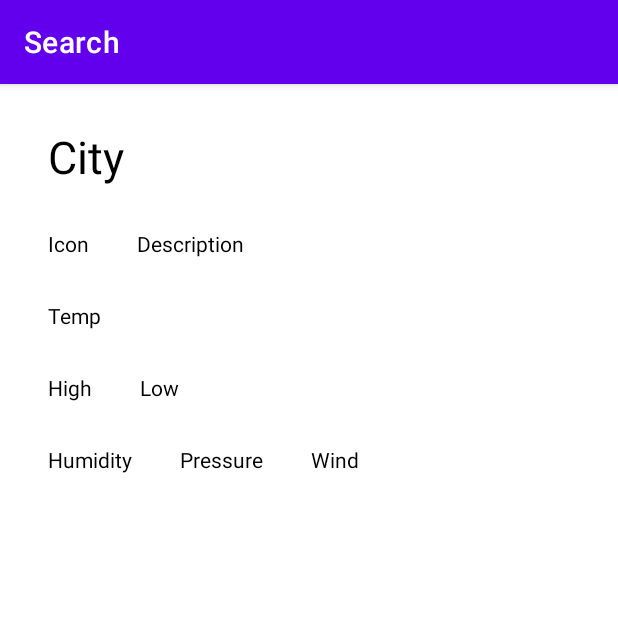
After one commit to MarcinMN/WeatherApp, an Android app built with Jetpack Compose: the ForecastDetailsFragment screen opened through its navigation route, on a phone screen of 412 x 824 dp, the top half of it. The commit adds this screen. Run offline under Robolectric (Android 15) with nearby library versions, the phone set to English and light mode, and no system bars; our stand-ins replace Dagger/Hilt's generated code.

Commit message:
Assignment 9 - ForecastDetailsFragment added. Gradle file updates. Forecast data class and navgraph updates.

```diff
--- a/app/src/main/java/com/example/weatherapp/DayForecast.kt
+++ b/app/src/main/java/com/example/weatherapp/DayForecast.kt
@@ -11,5 +11,6 @@ data class DayForecast(
     var temp: ForecastTemp,
     var pressure: Float,
     var humidity: Int,
+    var speed: Float,
     var weather: List<ForecastCondition>
 ) : Parcelable
--- a/app/src/main/java/com/example/weatherapp/ForecastCondition.kt
+++ b/app/src/main/java/com/example/weatherapp/ForecastCondition.kt
@@ -6,5 +6,6 @@ import kotlinx.parcelize.Parcelize
 @Parcelize
 data class ForecastCondition(
     val main: String,
+    val description: String,
     val icon: String
 ) : Parcelable
--- /dev/null
+++ b/app/src/main/java/com/example/weatherapp/ForecastDetailsFragment.kt
@@ -0,0 +1,62 @@
+package com.example.weatherapp
+
+import android.os.Bundle
+import android.view.LayoutInflater
+import android.view.View
+import android.view.ViewGroup
+import androidx.compose.foundation.layout.Column
+import androidx.compose.foundation.layout.Row
+import androidx.compose.foundation.layout.padding
+import androidx.compose.material.Divider
+import androidx.compose.material.Text
+import androidx.compose.runtime.Composable
+import androidx.compose.ui.Modifier
+import androidx.compose.ui.platform.ComposeView
+import androidx.compose.ui.tooling.preview.Preview
+import androidx.compose.ui.unit.dp
+import androidx.compose.ui.unit.sp
+import androidx.fragment.app.Fragment
+
+class ForecastDetailsFragment : Fragment() {
+
+    override fun onCreateView(
+        inflater: LayoutInflater,
+        container: ViewGroup?,
+        savedInstanceState: Bundle?
+    ): View? {
+        val view = ComposeView(requireContext())
+        view.apply {
+            setContent {
+                ScreenLayout()
+            }
+        }
+        return view
+    }
+}
+
+@Composable
+fun ScreenLayout() {
+    Column(modifier = Modifier.padding(16.dp)) {
+        Text("City", fontSize = 30.sp, modifier = Modifier.padding(16.dp))
+        Row {
+            Text("Icon", modifier = Modifier.padding(16.dp))
+            Text("Description", modifier = Modifier.padding(16.dp))
+        }
+        Text("Temp", modifier = Modifier.padding(16.dp))
+        Row {
+            Text("High", modifier = Modifier.padding(16.dp))
+            Text("Low", modifier = Modifier.padding(16.dp))
+        }
+        Row {
+            Text("Humidity", modifier = Modifier.padding(16.dp))
+            Text("Pressure", modifier = Modifier.padding(16.dp))
+            Text("Wind", modifier = Modifier.padding(16.dp))
+        }
+    }
+}
+
+@Preview(showSystemUi = true, showBackground = true)
+@Composable
+fun PreviewMessage() {
+    ScreenLayout()
+}
--- a/app/src/main/res/navigation/nav_graph.xml
+++ b/app/src/main/res/navigation/nav_graph.xml
@@ -51,8 +51,8 @@
         android:name="com.example.weatherapp.ForecastFragment"
         android:label="ForecastFragment" >
         <action
-            android:id="@+id/forecastToCurrent"
-            app:destination="@id/currentConditionsFragment"
+            android:id="@+id/forecastToForecastDetails"
+            app:destination="@id/forecastDetailsFragment"
             app:enterAnim="@anim/nav_default_enter_anim"
             app:exitAnim="@anim/nav_default_exit_anim"
             app:popEnterAnim="@anim/nav_default_pop_enter_anim"
@@ -70,4 +70,13 @@
             app:argType="string"
             app:nullable="true" />
     </fragment>
+    <fragment
+        android:id="@+id/forecastDetailsFragment"
+        android:name="com.example.weatherapp.ForecastDetailsFragment"
+        android:label="ForecastDetailsFragment" >
+        <argument
+            android:name="forecastArg"
+            app:argType="com.example.weatherapp.Forecast"
+            app:nullable="true" />
+    </fragment>
 </navigation>
```
Also changed, not shown: app/build.gradle (+14 -1 lines).
